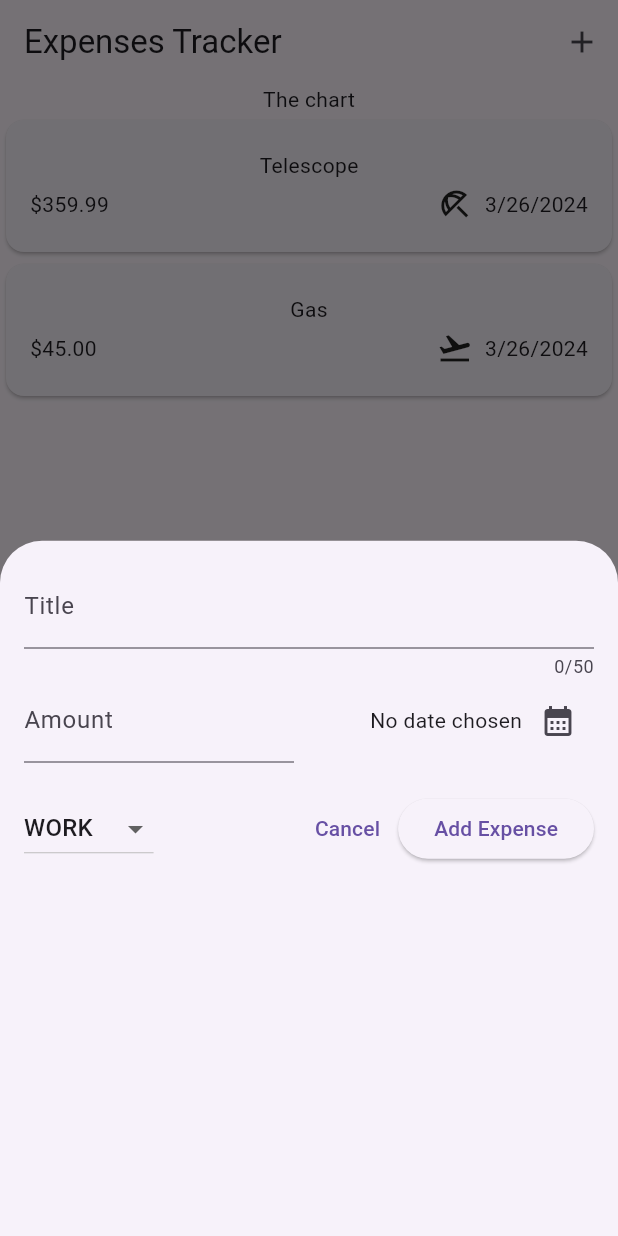
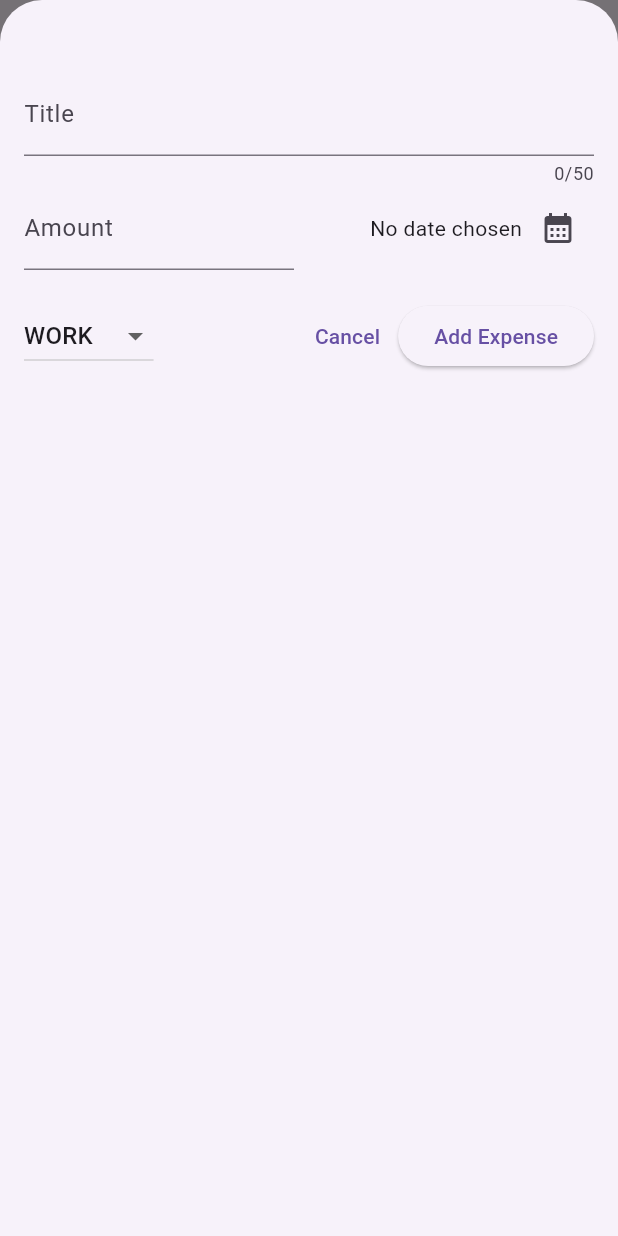
Before and after one commit to SheeloveDol/expense-tracker, a Flutter app: the screen it shows after launch, after a tap on the "add" icon, on a phone screen of 412 x 824 dp. Run offline on Flutter 3.47's test engine with Material 3 defaults, Android fonts, the phone set to English and light mode, and no system bars.

Commit message:
Made modal fullscreen as to not have conflicts when keyboard is displayed

```diff
--- a/lib/widgets/expenses.dart
+++ b/lib/widgets/expenses.dart
@@ -30,8 +30,11 @@ class _ExpensesState extends State<Expenses> {
   // Creating modal bottom sheet for adding expenses
   void _openAddNewExpenseOverlay() {
     showModalBottomSheet(
+      isScrollControlled: true, // To make the modal bottom sheet full screen
       context: context,
-      builder: (ctx) => NewExpense(onAddExpense: _addNewExpense,), // Passing the function to add the new expense
+      builder: (ctx) => NewExpense(
+        onAddExpense: _addNewExpense,
+      ), // Passing the function to add the new expense
     );
   }
 
--- a/lib/widgets/new_expense.dart
+++ b/lib/widgets/new_expense.dart
@@ -74,16 +74,20 @@ class _NewExpenseState extends State<NewExpense> {
       Expense(
         title: _titleController.text,
         amount: enteredAmount,
-        date: _selectedDate!, // The exclamation mark is used to tell Dart that the value will never be null
+        date:
+            _selectedDate!, // The exclamation mark is used to tell Dart that the value will never be null
         category: _selectedCategory,
       ),
     );
+    // Automatically closes the modal bottom sheet on successful submission of new expense
+    Navigator.pop(context);
   }
 
   @override
   Widget build(BuildContext context) {
     return Padding(
-      padding: const EdgeInsets.all(16.0),
+      padding: const EdgeInsets.fromLTRB(
+          16.0, 48, 16, 16), // padding for the modal bottom sheet
       child: Column(
         children: [
           TextField(
```
